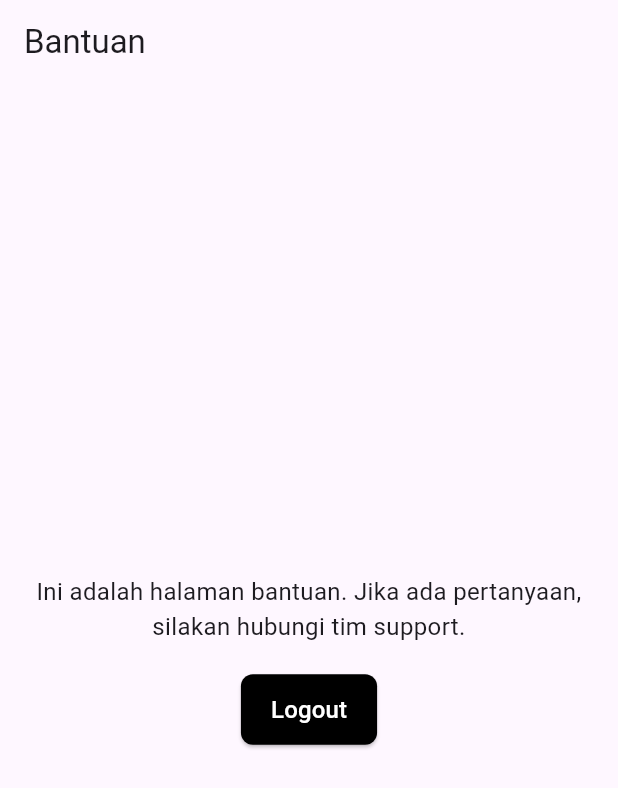
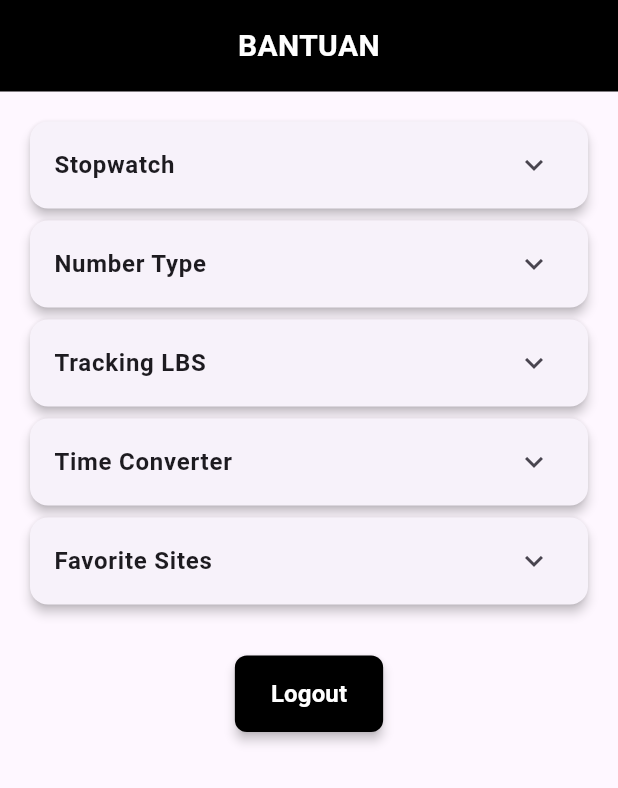
Before and after one commit to ryankananyola/Tugas3_TPM, a Flutter app: the HelpPage screen opened directly, on a phone screen of 412 x 824 dp. Shown: the top 788 px of the screen. Run offline on Flutter 3.47's test engine with Material 3 defaults, Android fonts, the phone set to English and light mode, and no system bars; our stand-ins replace flutter_map, geolocator, latlong2, shared_preferences; accounts and stored records are empty.

Commit message:
update UI

```diff
--- a/tugas3tpm_klp/lib/pages/help_page.dart
+++ b/tugas3tpm_klp/lib/pages/help_page.dart
@@ -1,51 +1,121 @@
 import 'package:flutter/material.dart';
 import 'package:shared_preferences/shared_preferences.dart';
-import 'login_page.dart'; // Pastikan ada halaman login
+import 'login_page.dart';
 
-class HelpPage extends StatelessWidget {
+class HelpPage extends StatefulWidget {
   const HelpPage({super.key});
 
+  @override
+  State<HelpPage> createState() => _HelpPageState();
+}
+
+class _HelpPageState extends State<HelpPage> {
   Future<void> _logout(BuildContext context) async {
     SharedPreferences prefs = await SharedPreferences.getInstance();
-    await prefs.clear(); // Hapus semua data yang tersimpan
+    await prefs.clear();
     Navigator.pushReplacement(
       context,
-      MaterialPageRoute(builder: (context) => LoginPage()), // Arahkan ke halaman login
+      MaterialPageRoute(builder: (context) => LoginPage()),
     );
   }
+
+  final List<Map<String, dynamic>> _helpItems = [
+    {
+      'title': 'Stopwatch',
+      'description': 'Fitur stopwatch memungkinkan pengguna mengukur waktu dengan fungsi start, pause, dan reset.'
+    },
+    {
+      'title': 'Number Type',
+      'description': 'Fitur ini digunakan untuk menentukan jenis bilangan seperti prima, genap, atau ganjil.'
+    },
+    {
+      'title': 'Tracking LBS',
+      'description': 'Fitur ini menggunakan Location-Based Services untuk melacak lokasi pengguna secara real-time.'
+    },
+    {
+      'title': 'Time Converter',
+      'description': 'Fitur ini digunakan untuk mengonversi waktu antara berbagai satuan seperti detik, menit, dan jam.'
+    },
+    {
+      'title': 'Favorite Sites',
+      'description': 'Fitur ini memungkinkan pengguna untuk menyimpan dan mengakses situs favorit dengan mudah.'
+    },
+  ];
+
+  int? _expandedIndex;
 
   @override
   Widget build(BuildContext context) {
     return Scaffold(
-      appBar: AppBar(title: const Text('Bantuan')),
-      body: Center(
-        child: Padding(
+      body: SafeArea(
+        child: Column(
+          children: [
+            Container(
+              padding: EdgeInsets.all(16),
+              color: Colors.black,
+              width: double.infinity,
+              child: Text(
+                "BANTUAN",
+                style: TextStyle(color: Colors.white, fontSize: 20, fontWeight: FontWeight.bold),
+                textAlign: TextAlign.center,
+              ),
+            ),
+            Expanded(
+              child: SingleChildScrollView(
                 padding: const EdgeInsets.all(16.0),
                 child: Column(
-            mainAxisAlignment: MainAxisAlignment.center,
                   children: [
-              const Text(
-                "Ini adalah halaman bantuan. Jika ada pertanyaan, silakan hubungi tim support.",
-                textAlign: TextAlign.center,
-                style: TextStyle(fontSize: 16),
+                    ..._helpItems.asMap().entries.map((entry) {
+                      int index = entry.key;
+                      Map<String, dynamic> item = entry.value;
+                      return Card(
+                        elevation: 3,
+                        shape: RoundedRectangleBorder(borderRadius: BorderRadius.circular(12)),
+                        child: ExpansionTile(
+                          key: Key(item['title']),
+                          title: Text(
+                            item['title'],
+                            style: TextStyle(fontWeight: FontWeight.bold, fontSize: 16),
                           ),
-              const SizedBox(height: 20),
+                          initiallyExpanded: _expandedIndex == index,
+                          onExpansionChanged: (bool expanded) {
+                            setState(() {
+                              _expandedIndex = expanded ? index : null;
+                            });
+                          },
+                          children: [
+                            Padding(
+                              padding: const EdgeInsets.all(12.0),
+                              child: Text(
+                                item['description'],
+                                style: TextStyle(fontSize: 14, color: Colors.black87),
+                              ),
+                            )
+                          ],
+                        ),
+                      );
+                    }),
+                    const SizedBox(height: 30),
                     ElevatedButton(
                       onPressed: () => _logout(context),
                       style: ElevatedButton.styleFrom(
                         backgroundColor: Colors.black,
-                  padding: const EdgeInsets.symmetric(horizontal: 20, vertical: 12),
+                        padding: const EdgeInsets.symmetric(horizontal: 24, vertical: 14),
                         shape: RoundedRectangleBorder(borderRadius: BorderRadius.circular(8)),
+                        elevation: 3,
                       ),
                       child: const Text(
                         "Logout",
-                  style: TextStyle(fontSize: 16, color: Colors.white),
+                        style: TextStyle(fontSize: 16, color: Colors.white, fontWeight: FontWeight.bold),
                       ),
                     ),
                   ],
                 ),
               ),
             ),
+          ],
+        ),
+      ),
     );
   }
 }
--- a/tugas3tpm_klp/lib/pages/member_page.dart
+++ b/tugas3tpm_klp/lib/pages/member_page.dart
@@ -6,17 +6,21 @@ class MemberPage extends StatelessWidget {
   @override
   Widget build(BuildContext context) {
     return Scaffold(
-      appBar: AppBar(
-        title: const Text(
-          'Daftar Anggota',
-          style: TextStyle(
-            fontWeight: FontWeight.bold
+      body: SafeArea(
+        child: Column(
+          children: [
+            Container(
+              padding: EdgeInsets.all(16),
+              color: Colors.black,
+              width: double.infinity,
+              child: Text(
+                "DAFTAR ANGGOTA",
+                style: TextStyle(color: Colors.white, fontSize: 20, fontWeight: FontWeight.bold),
+                textAlign: TextAlign.center,
               ),
-        )
             ),
-      body: Padding(
-        padding: const EdgeInsets.all(16.0),
-        child: Column(
+            Expanded(
+              child: ListView(
                 children: [
                   _buildMemberCard(
                     name: 'Sayudha Patria',
@@ -38,6 +42,9 @@ class MemberPage extends StatelessWidget {
                     position: 'Direktur PT Duta Palma Group',
                     wealth: '78 Triliun',
                     imagePath: 'assets/image/ryan.jpg',
+                  ),
+                ],
+              ),
             ),
           ],
         ),
```
Also changed, not shown: 1 other file. Lines whose indentation alone changed are shown as unchanged.
